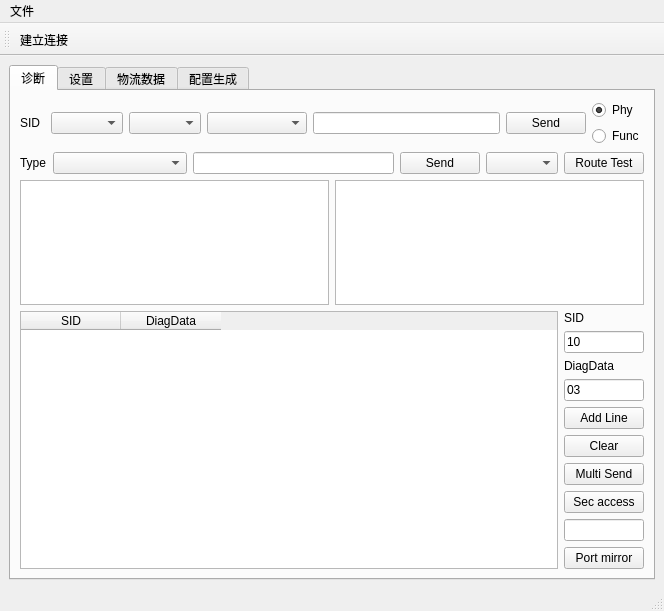
This is src/DoIP_New_Arch/views/Doip_gui_view.ui in hanojiang/BlogCP as Qt 5 draws it before an edit. The edited form follows.
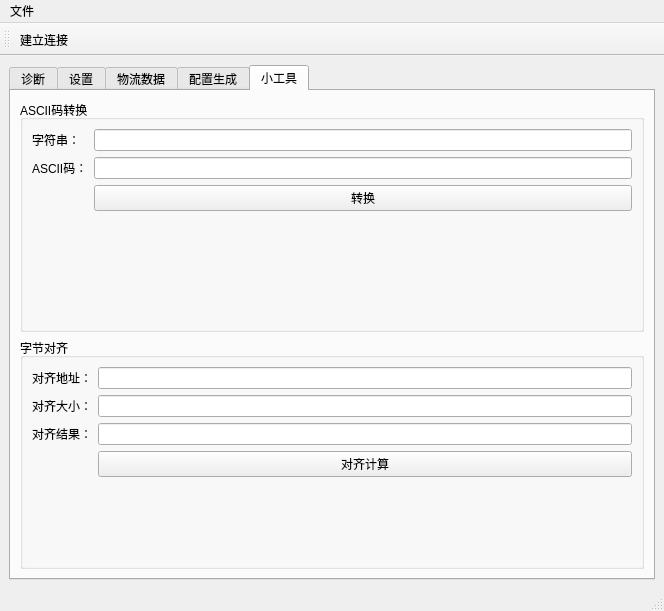
This is the edited form. The open tabs and pages were chosen to show the change. Icons and pictures are not drawn.

Commit message: update doip app with ascii string convert and allign size function

```diff
--- a/src/DoIP_New_Arch/views/Doip_gui_view.ui
+++ b/src/DoIP_New_Arch/views/Doip_gui_view.ui
@@ -457,6 +457,121 @@
         </item>
        </layout>
       </widget>
+      <widget class="QWidget" name="tab_2">
+       <attribute name="title">
+        <string>小工具</string>
+       </attribute>
+       <layout class="QVBoxLayout" name="verticalLayout_10">
+        <item>
+         <widget class="QGroupBox" name="groupBox">
+          <property name="title">
+           <string>ASCII码转换</string>
+          </property>
+          <layout class="QFormLayout" name="formLayout_2">
+           <item row="0" column="0">
+            <widget class="QLabel" name="label_10">
+             <property name="text">
+              <string>字符串：</string>
+             </property>
+            </widget>
+           </item>
+           <item row="0" column="1">
+            <widget class="QLineEdit" name="stringInputLineEdit"/>
+           </item>
+           <item row="1" column="0">
+            <widget class="QLabel" name="label_11">
+             <property name="text">
+              <string>ASCII码：</string>
+             </property>
+            </widget>
+           </item>
+           <item row="1" column="1">
+            <widget class="QLineEdit" name="asciiCodeInputLineEdit"/>
+           </item>
+           <item row="2" column="0">
+            <spacer name="horizontalSpacer_2">
+             <property name="orientation">
+              <enum>Qt::Horizontal</enum>
+             </property>
+             <property name="sizeHint" stdset="0">
+              <size>
+               <width>40</width>
+               <height>20</height>
+              </size>
+             </property>
+            </spacer>
+           </item>
+           <item row="2" column="1">
+            <widget class="QPushButton" name="transformPushButton">
+             <property name="text">
+              <string>转换</string>
+             </property>
+            </widget>
+           </item>
+          </layout>
+         </widget>
+        </item>
+        <item>
+         <widget class="QGroupBox" name="groupBox_2">
+          <property name="title">
+           <string>字节对齐</string>
+          </property>
+          <layout class="QFormLayout" name="formLayout_3">
+           <item row="0" column="0">
+            <widget class="QLabel" name="label_12">
+             <property name="text">
+              <string>对齐地址：</string>
+             </property>
+            </widget>
+           </item>
+           <item row="0" column="1">
+            <widget class="QLineEdit" name="allignAddressLineEdit"/>
+           </item>
+           <item row="1" column="0">
+            <widget class="QLabel" name="label_13">
+             <property name="text">
+              <string>对齐大小：</string>
+             </property>
+            </widget>
+           </item>
+           <item row="1" column="1">
+            <widget class="QLineEdit" name="allignSizeLineEdit"/>
+           </item>
+           <item row="2" column="0">
+            <widget class="QLabel" name="label_14">
+             <property name="text">
+              <string>对齐结果：</string>
+             </property>
+            </widget>
+           </item>
+           <item row="2" column="1">
+            <widget class="QLineEdit" name="allignResultLineEdit"/>
+           </item>
+           <item row="3" column="0">
+            <spacer name="horizontalSpacer_3">
+             <property name="orientation">
+              <enum>Qt::Horizontal</enum>
+             </property>
+             <property name="sizeHint" stdset="0">
+              <size>
+               <width>40</width>
+               <height>20</height>
+              </size>
+             </property>
+            </spacer>
+           </item>
+           <item row="3" column="1">
+            <widget class="QPushButton" name="allignCompPushButton">
+             <property name="text">
+              <string>对齐计算</string>
+             </property>
+            </widget>
+           </item>
+          </layout>
+         </widget>
+        </item>
+       </layout>
+      </widget>
      </widget>
     </item>
    </layout>
```
The commit also changes 5 other files.
